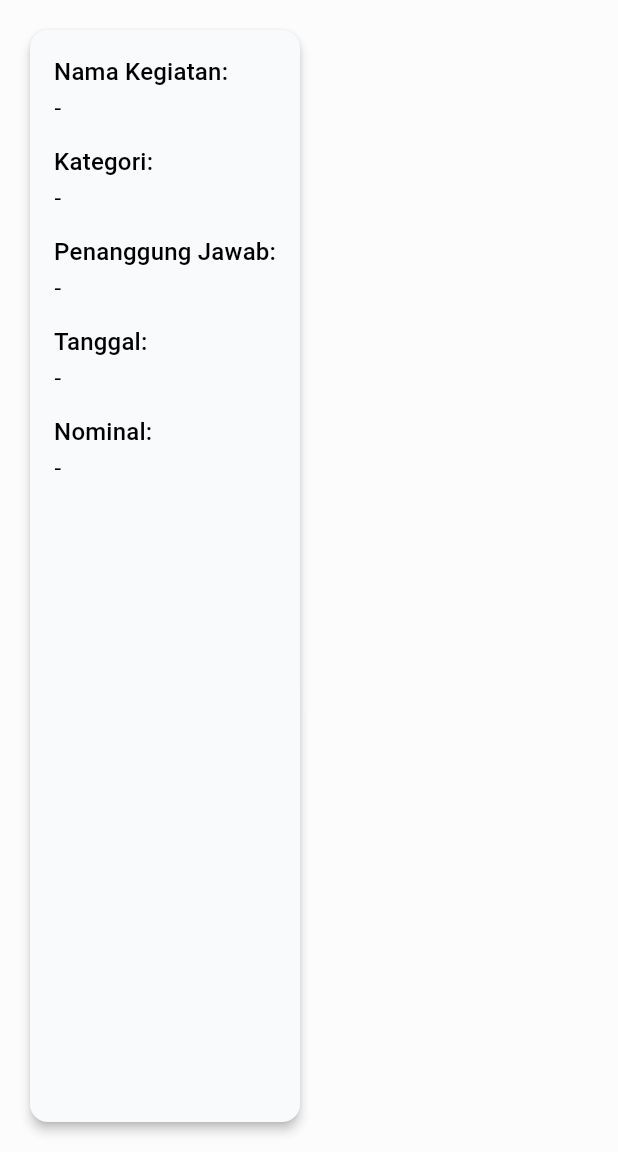
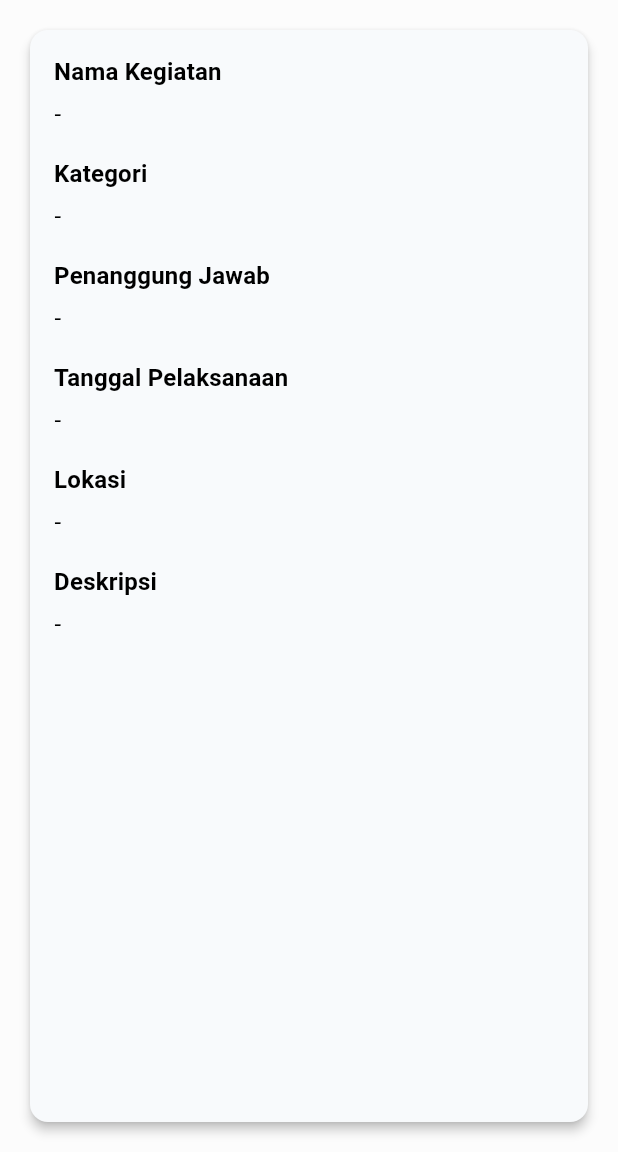
Before and after one commit to Ghetsa/UTS_Mobile_Kelompok3, a Flutter app: the DetailKegiatanPage screen opened directly with empty values, on a phone screen of 412 x 824 dp, the part 84-1236 px from its top. Run offline on Flutter 3.47's test engine with Material 3 defaults, Android fonts, the phone set to English and light mode, and no system bars; our stand-ins replace file_picker, fl_chart.

Commit message:
add Kegiatan & Broadcast

```diff
--- a/jawara_kelompok3/lib/KegiatanBroadcast/Kegiatan/daftarKegiatan.dart
+++ b/jawara_kelompok3/lib/KegiatanBroadcast/Kegiatan/daftarKegiatan.dart
@@ -1,7 +1,7 @@
 import 'package:flutter/material.dart';
 import '../../Layout/sidebar.dart';
 import '../../Theme/app_theme.dart';
-import 'detailKegiatan.dart';
+import 'detailKegiatan.dart'; // ← Tambahkan import ini
 
 class DaftarkegiatanPage extends StatelessWidget {
   const DaftarkegiatanPage({super.key});
@@ -10,22 +10,27 @@ class DaftarkegiatanPage extends StatelessWidget {
   Widget build(BuildContext context) {
     final theme = Theme.of(context);
 
-    final List<Map<String, String>> pengeluaran = [
+    // Data kegiatan contoh
+    final List<Map<String, String>> kegiatan = [
       {
         "no": "1",
-        "nama": "Pembelian ATK",
-        "kategori": "Operasional",
+        "nama": "Musyawarah RT",
+        "kategori": "Komunitas & Sosial",
         "pj": "Pak RT",
-        "tanggal": "10 Oktober 2025",
-        "nominal": "Rp 500.000,00",
+        "tanggal": "12 Oktober 2025",
+        "lokasi": "Balai RT 03",
+        "deskripsi":
+            "Rapat koordinasi rutin warga membahas kegiatan sosial dan keamanan lingkungan.",
       },
       {
         "no": "2",
-        "nama": "Bayar Listrik",
-        "kategori": "Utilitas",
+        "nama": "Senam Pagi Bersama",
+        "kategori": "Kesehatan & Olahraga",
         "pj": "Bu RW",
-        "tanggal": "5 Oktober 2025",
-        "nominal": "Rp 1.200.000,00",
+        "tanggal": "20 Oktober 2025",
+        "lokasi": "Lapangan RW 05",
+        "deskripsi":
+            "Kegiatan olahraga bersama warga untuk menjaga kesehatan dan mempererat silaturahmi.",
       },
     ];
 
@@ -49,8 +54,9 @@ class DaftarkegiatanPage extends StatelessWidget {
         child: Card(
           elevation: 3,
           color: theme.colorScheme.surface,
-          shape:
-              RoundedRectangleBorder(borderRadius: BorderRadius.circular(12)),
+          shape: RoundedRectangleBorder(
+            borderRadius: BorderRadius.circular(12),
+          ),
           child: Column(
             children: [
               // Tombol Filter
@@ -80,13 +86,13 @@ class DaftarkegiatanPage extends StatelessWidget {
                     ),
                     columns: const [
                       DataColumn(label: Text("No")),
-                      DataColumn(label: Text("Nama")),
+                      DataColumn(label: Text("Nama Kegiatan")),
                       DataColumn(label: Text("Kategori")),
                       DataColumn(label: Text("Penanggung Jawab")),
-                      DataColumn(label: Text("Tanggal")),
+                      DataColumn(label: Text("Tanggal Pelaksanaan")),
                       DataColumn(label: Text("Aksi")),
                     ],
-                    rows: pengeluaran.map((item) {
+                    rows: kegiatan.map((item) {
                       return DataRow(
                         cells: [
                           DataCell(Text(item["no"]!)),
--- a/jawara_kelompok3/lib/KegiatanBroadcast/Kegiatan/detailKegiatan.dart
+++ b/jawara_kelompok3/lib/KegiatanBroadcast/Kegiatan/detailKegiatan.dart
@@ -24,27 +24,14 @@ class DetailKegiatanPage extends StatelessWidget {
           shape: RoundedRectangleBorder(borderRadius: BorderRadius.circular(12)),
           child: Padding(
             padding: const EdgeInsets.all(16),
-            child: Column(
-              crossAxisAlignment: CrossAxisAlignment.start,
+            child: ListView(
               children: [
-                Text("Nama Kegiatan:", style: theme.textTheme.titleMedium),
-                Text(data["nama"] ?? "-", style: theme.textTheme.bodyLarge),
-                const SizedBox(height: 12),
-
-                Text("Kategori:", style: theme.textTheme.titleMedium),
-                Text(data["kategori"] ?? "-", style: theme.textTheme.bodyLarge),
-                const SizedBox(height: 12),
-
-                Text("Penanggung Jawab:", style: theme.textTheme.titleMedium),
-                Text(data["pj"] ?? "-", style: theme.textTheme.bodyLarge),
-                const SizedBox(height: 12),
-
-                Text("Tanggal:", style: theme.textTheme.titleMedium),
-                Text(data["tanggal"] ?? "-", style: theme.textTheme.bodyLarge),
-                const SizedBox(height: 12),
-
-                Text("Nominal:", style: theme.textTheme.titleMedium),
-                Text(data["nominal"] ?? "-", style: theme.textTheme.bodyLarge),
+                _buildDetailItem(theme, "Nama Kegiatan", data["nama"]),
+                _buildDetailItem(theme, "Kategori", data["kategori"]),
+                _buildDetailItem(theme, "Penanggung Jawab", data["pj"]),
+                _buildDetailItem(theme, "Tanggal Pelaksanaan", data["tanggal"]),
+                _buildDetailItem(theme, "Lokasi", data["lokasi"]),
+                _buildDetailItem(theme, "Deskripsi", data["deskripsi"], multiline: true),
               ],
             ),
           ),
@@ -52,4 +39,27 @@ class DetailKegiatanPage extends StatelessWidget {
       ),
     );
   }
+
+  Widget _buildDetailItem(ThemeData theme, String title, String? value,
+      {bool multiline = false}) {
+    return Padding(
+      padding: const EdgeInsets.only(bottom: 16),
+      child: Column(
+        crossAxisAlignment: CrossAxisAlignment.start,
+        children: [
+          Text(
+            title,
+            style: theme.textTheme.titleMedium
+                ?.copyWith(fontWeight: FontWeight.bold),
+          ),
+          const SizedBox(height: 4),
+          Text(
+            value != null && value.isNotEmpty ? value : "-",
+            style: theme.textTheme.bodyLarge,
+            textAlign: multiline ? TextAlign.justify : TextAlign.start,
+          ),
+        ],
+      ),
+    );
+  }
 }
```
